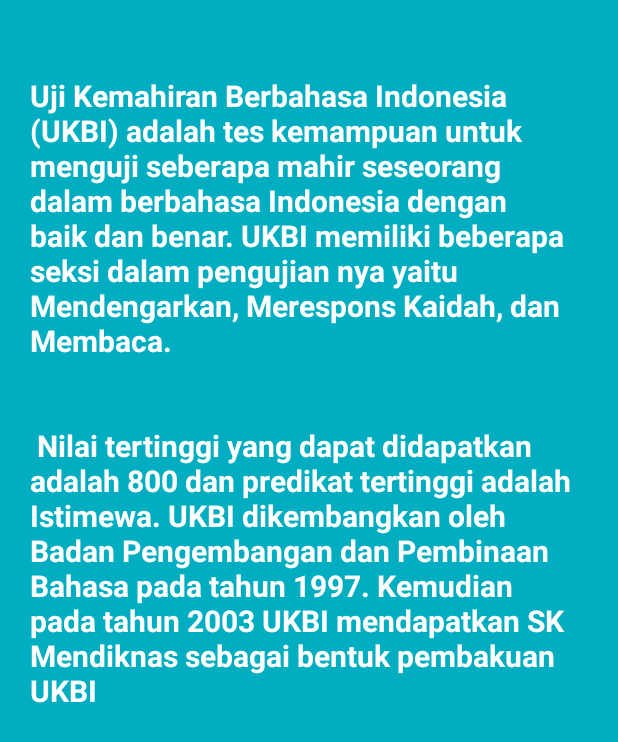
After one commit to ArifGlory/UjiKemahiranBahasa, an Android app: the TentangActivity screen opened directly, with no data from a screen before it, on a phone screen of 412 x 824 dp. The commit adds this screen. Shown: the top 742 px of the screen. Run offline under Robolectric (Android 15) with nearby library versions, the phone set to English and light mode, and no system bars; our stand-ins replace Firebase (no records; nobody signed in at launch, a user with empty details on screens opened directly); libraries missing offline, so code that uses them is left out: cn.pedant, es.dmoral.toasty.

Commit message:
add tentang activity dan btn keluar

```diff
--- /dev/null
+++ b/app/src/main/java/com/tapisdev/ujikemahiranbahasa/activity/TentangActivity.kt
@@ -0,0 +1,13 @@
+package com.tapisdev.ujikemahiranbahasa.activity
+
+import androidx.appcompat.app.AppCompatActivity
+import android.os.Bundle
+import com.tapisdev.lokamotor.base.BaseActivity
+import com.tapisdev.ujikemahiranbahasa.R
+
+class TentangActivity : BaseActivity() {
+    override fun onCreate(savedInstanceState: Bundle?) {
+        super.onCreate(savedInstanceState)
+        setContentView(R.layout.activity_tentang)
+    }
+}
--- /dev/null
+++ b/app/src/main/res/layout/activity_tentang.xml
@@ -0,0 +1,24 @@
+<?xml version="1.0" encoding="utf-8"?>
+<RelativeLayout xmlns:android="http://schemas.android.com/apk/res/android"
+    xmlns:app="http://schemas.android.com/apk/res-auto"
+    xmlns:tools="http://schemas.android.com/tools"
+    android:layout_width="match_parent"
+    android:background="#00ADC1"
+    android:layout_height="match_parent"
+    android:padding="20dp"
+    tools:context=".activity.TentangActivity">
+
+
+    <TextView
+        android:id="@+id/tvSubTitle"
+        android:layout_width="wrap_content"
+        android:layout_height="wrap_content"
+        android:layout_marginTop="30dp"
+        android:gravity="left"
+        android:text="@string/text_tentang"
+        android:textColor="@color/white"
+        android:textSize="20sp"
+        android:textStyle="bold" />
+
+
+</RelativeLayout>
--- a/app/src/main/res/values/strings.xml
+++ b/app/src/main/res/values/strings.xml
@@ -3,4 +3,9 @@
     <string name="penjelasan_listening">Pada seksi ini, anda diminta untuk mendengarkan dahulu sebuah dialog, kemudian menjawab beberapa pertanyaan berdasarkan dialog tersebut.</string>
     <string name="penjelasan_kaidah">Pada seksi ini, anda diminta untuk memperhatikan sebuah kalimat/dialog , kemudian memilih jawaban yang memiliki kaidah yang tepat.</string>
     <string name="penjelasan_membaca">Pada seksi ini, anda diminta untuk membaca sebuah bacaan terlebih dahulu, kemudian memilih jawaban yang  tepat sesuai bacaan tersebut.</string>
+    <string name="text_tentang"> Uji Kemahiran Berbahasa Indonesia (UKBI) adalah tes kemampuan untuk menguji seberapa mahir seseorang dalam berbahasa Indonesia dengan baik dan benar.
+    UKBI memiliki beberapa seksi dalam pengujian nya yaitu Mendengarkan, Merespons Kaidah, dan Membaca.\n\n
+       \n Nilai tertinggi yang dapat didapatkan adalah 800 dan predikat tertinggi adalah Istimewa.
+     UKBI dikembangkan oleh Badan Pengembangan dan Pembinaan Bahasa pada tahun 1997. Kemudian pada tahun 2003 UKBI mendapatkan SK Mendiknas sebagai bentuk pembakuan UKBI
+    </string>
 </resources>
```
Also changed, not shown: app/src/main/AndroidManifest.xml (+16 -8 lines), app/src/main/java/com/tapisdev/ujikemahiranbahasa/MainActivity.kt (+13 -0 lines), app/src/main/java/com/tapisdev/ujikemahiranbahasa/activity/SplashActivity.kt (added, +27 -0 lines), app/src/main/res/layout/activity_main.xml (+43 -16 lines), app/src/main/res/layout/activity_splash.xml (added, +49 -0 lines).
